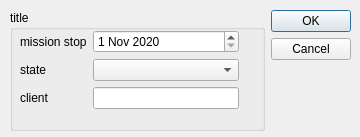
First picture: the form in sources/views/ing_stop_mission.ui, repository thrichert/softy, before the edit.
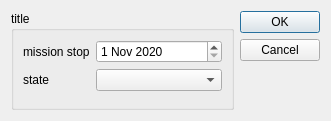
Second picture: the form after the edit.

What changed in the file:
```diff
--- a/sources/views/ing_stop_mission.ui
+++ b/sources/views/ing_stop_mission.ui
@@ -6,37 +6,23 @@
    <rect>
     <x>0</x>
     <y>0</y>
-    <width>360</width>
-    <height>137</height>
+    <width>331</width>
+    <height>121</height>
    </rect>
   </property>
   <property name="windowTitle">
    <string>Dialog</string>
   </property>
-  <widget class="QWidget" name="layoutWidget">
-   <property name="geometry">
-    <rect>
-     <x>10</x>
-     <y>10</y>
-     <width>341</width>
-     <height>121</height>
-    </rect>
-   </property>
+  <layout class="QHBoxLayout" name="horizontalLayout_2">
+   <item>
    <layout class="QHBoxLayout" name="horizontalLayout">
     <item>
      <widget class="QGroupBox" name="Ing_groupBox">
       <property name="title">
        <string>title</string>
       </property>
-      <widget class="QWidget" name="layoutWidget">
-       <property name="geometry">
-        <rect>
-         <x>10</x>
-         <y>20</y>
-         <width>219</width>
-         <height>82</height>
-        </rect>
-       </property>
+       <layout class="QVBoxLayout" name="verticalLayout">
+        <item>
        <layout class="QFormLayout" name="formLayout">
         <item row="0" column="0">
          <widget class="QLabel" name="label_2">
@@ -69,18 +55,9 @@
         <item row="1" column="1">
          <widget class="QComboBox" name="ing_State_comboBox"/>
         </item>
-        <item row="2" column="0">
-         <widget class="QLabel" name="label">
-          <property name="text">
-           <string>client</string>
-          </property>
-         </widget>
+         </layout>
         </item>
-        <item row="2" column="1">
-         <widget class="QLineEdit" name="currentClient"/>
-        </item>
        </layout>
-      </widget>
      </widget>
     </item>
     <item>
@@ -94,7 +71,8 @@
      </widget>
     </item>
    </layout>
-  </widget>
+   </item>
+  </layout>
  </widget>
  <resources/>
  <connections>
```
Lines whose indentation alone changed are shown as unchanged.
